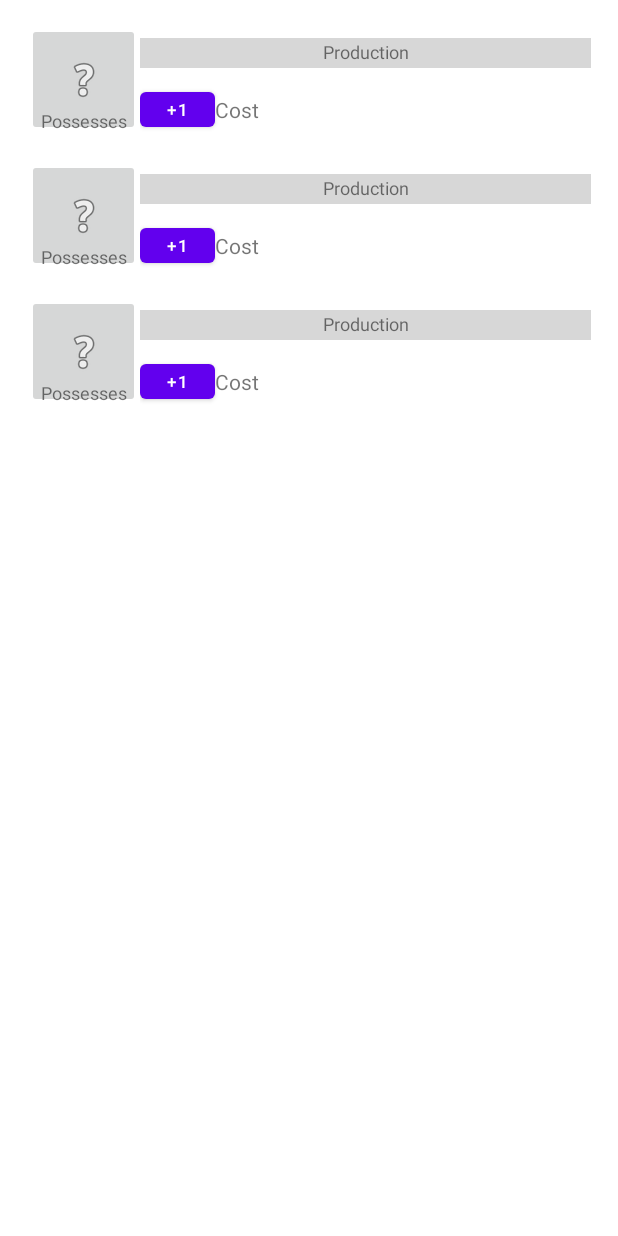
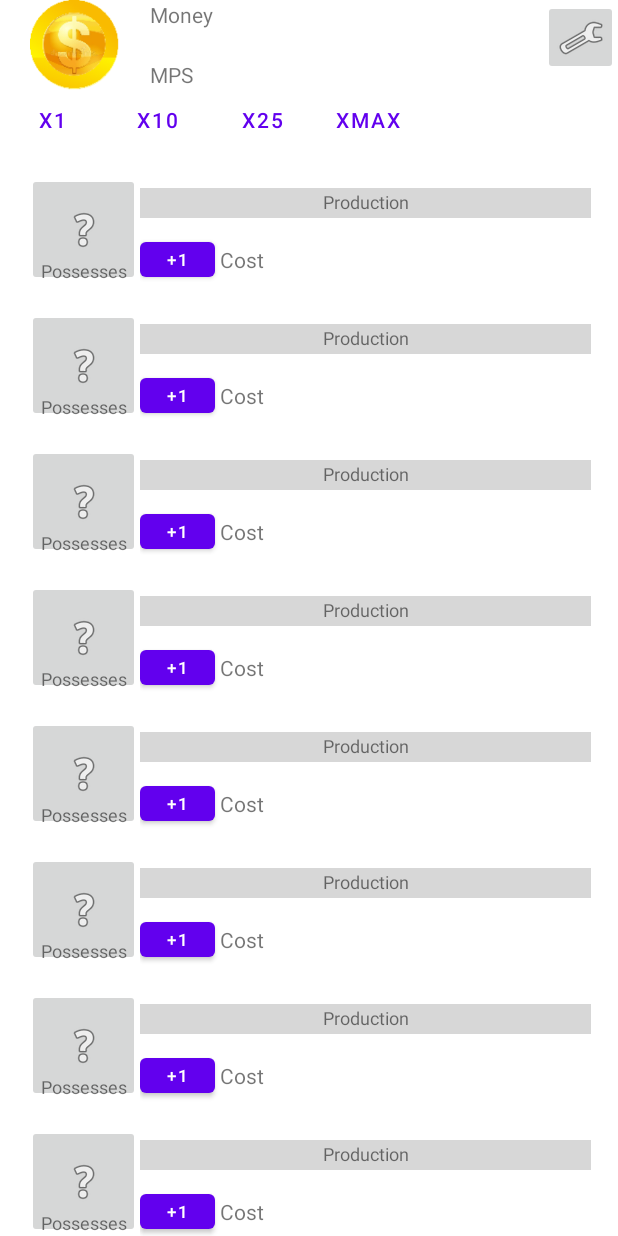
Before and after one commit to Amaroke/AmarokeClicker, an Android app: the screen it shows after launch (MainActivity), on a phone screen of 412 x 824 dp. Run offline under Robolectric (Android 15) with nearby library versions, the phone set to English and light mode, and no system bars.

Commit message:
Création de l'UI du header, et rework de l'UI principale.

```diff
--- a/app/src/main/AndroidManifest.xml
+++ b/app/src/main/AndroidManifest.xml
@@ -15,7 +15,9 @@
         tools:targetApi="31">
         <activity
             android:name=".MainActivity"
-            android:exported="true">
+            android:exported="true"
+            android:screenOrientation="portrait"
+            tools:ignore="LockedOrientationActivity">
             <intent-filter>
                 <action android:name="android.intent.action.MAIN" />
 
--- a/app/src/main/res/layout/activity_main.xml
+++ b/app/src/main/res/layout/activity_main.xml
@@ -16,6 +16,20 @@
         app:layout_constraintTop_toTopOf="parent">
 
         <include
+            layout="@layout/header"
+            android:layout_width="wrap_content"
+            android:layout_height="match_parent" />
+
+        <ScrollView
+            android:layout_width="match_parent"
+            android:layout_height="match_parent">
+
+            <LinearLayout
+                android:layout_width="match_parent"
+                android:layout_height="wrap_content"
+                android:orientation="vertical">
+
+                <include
                     layout="@layout/production"
                     android:layout_width="match_parent"
                     android:layout_height="match_parent" />
@@ -30,6 +44,42 @@
                     android:layout_width="match_parent"
                     android:layout_height="match_parent" />
 
+                <include
+                    layout="@layout/production"
+                    android:layout_width="match_parent"
+                    android:layout_height="match_parent" />
+
+                <include
+                    layout="@layout/production"
+                    android:layout_width="match_parent"
+                    android:layout_height="match_parent" />
+
+                <include
+                    layout="@layout/production"
+                    android:layout_width="match_parent"
+                    android:layout_height="match_parent" />
+
+                <include
+                    layout="@layout/production"
+                    android:layout_width="match_parent"
+                    android:layout_height="match_parent" />
+
+                <include
+                    layout="@layout/production"
+                    android:layout_width="match_parent"
+                    android:layout_height="match_parent" />
+
+                <include
+                    layout="@layout/production"
+                    android:layout_width="match_parent"
+                    android:layout_height="match_parent" />
+
+                <include
+                    layout="@layout/production"
+                    android:layout_width="match_parent"
+                    android:layout_height="match_parent" />
+            </LinearLayout>
+        </ScrollView>
     </LinearLayout>
 
 </androidx.constraintlayout.widget.ConstraintLayout>
--- /dev/null
+++ b/app/src/main/res/layout/header.xml
@@ -0,0 +1,99 @@
+<?xml version="1.0" encoding="utf-8"?>
+<androidx.constraintlayout.widget.ConstraintLayout xmlns:android="http://schemas.android.com/apk/res/android"
+    xmlns:app="http://schemas.android.com/apk/res-auto"
+    android:layout_width="match_parent"
+    android:layout_height="match_parent">
+
+    <RelativeLayout
+        android:layout_width="match_parent"
+        android:layout_height="100dp"
+        android:orientation="horizontal"
+        app:layout_constraintEnd_toEndOf="parent"
+        app:layout_constraintStart_toStartOf="parent"
+        app:layout_constraintTop_toTopOf="parent">
+
+
+        <LinearLayout
+            android:layout_width="wrap_content"
+            android:layout_height="match_parent"
+            android:orientation="vertical">
+
+
+            <LinearLayout
+                android:layout_width="match_parent"
+                android:layout_height="60dp"
+                android:orientation="horizontal">
+
+                <ImageView
+                    android:layout_width="wrap_content"
+                    android:layout_height="match_parent"
+                    app:srcCompat="@drawable/golden_"
+                    android:contentDescription="@string/money" />
+
+                <LinearLayout
+                    android:layout_width="match_parent"
+                    android:layout_height="match_parent"
+                    android:orientation="vertical">
+
+                    <TextView
+                        android:id="@+id/textViewMoney"
+                        android:layout_width="match_parent"
+                        android:layout_height="40dp"
+                        android:text="@string/money" />
+
+                    <TextView
+                        android:id="@+id/textViewMoneyPerSecond"
+                        android:layout_width="match_parent"
+                        android:layout_height="match_parent"
+                        android:text="@string/mps" />
+                </LinearLayout>
+
+            </LinearLayout>
+
+            <LinearLayout
+                android:layout_width="wrap_content"
+                android:layout_height="40dp"
+                android:orientation="horizontal">
+
+                <Button
+                    android:id="@+id/buttonX1"
+                    style="?android:attr/buttonBarButtonStyle"
+                    android:layout_width="70dp"
+                    android:layout_height="wrap_content"
+                    android:text="@string/x1" />
+
+                <Button
+                    android:id="@+id/buttonX10"
+                    style="?android:attr/buttonBarButtonStyle"
+                    android:layout_width="70dp"
+                    android:layout_height="wrap_content"
+                    android:text="@string/x10" />
+
+                <Button
+                    android:id="@+id/buttonX25"
+                    style="?android:attr/buttonBarButtonStyle"
+                    android:layout_width="70dp"
+                    android:layout_height="wrap_content"
+                    android:text="@string/x25" />
+
+                <Button
+                    android:id="@+id/buttonXMax"
+                    style="?android:attr/buttonBarButtonStyle"
+                    android:layout_width="70dp"
+                    android:layout_height="wrap_content"
+                    android:text="@string/xMax" />
+            </LinearLayout>
+
+        </LinearLayout>
+
+        <ImageButton
+            android:id="@+id/imageButtonSettings"
+            android:layout_width="50dp"
+            android:layout_height="50dp"
+            android:layout_alignParentEnd="true"
+            app:srcCompat="@android:drawable/ic_menu_manage"
+            android:contentDescription="@string/settings" />
+    </RelativeLayout>
+
+
+</androidx.constraintlayout.widget.ConstraintLayout>
--- a/app/src/main/res/layout/production.xml
+++ b/app/src/main/res/layout/production.xml
@@ -6,12 +6,12 @@
     android:layout_height="match_parent">
 
     <LinearLayout
-        android:layout_width="0dp"
+        android:layout_width="match_parent"
         android:layout_height="75dp"
-        android:layout_weight="1"
         android:layout_marginStart="18dp"
         android:layout_marginTop="15dp"
         android:layout_marginEnd="18dp"
+        android:layout_weight="1"
         android:orientation="horizontal"
         app:layout_constraintEnd_toEndOf="parent"
         app:layout_constraintStart_toStartOf="parent"
@@ -102,9 +102,10 @@
                     android:id="@+id/textViewUpgradeCostProduction"
                     android:layout_width="100dp"
                     android:layout_height="match_parent"
-                    android:gravity="center"
+                    android:gravity="center|start"
+                    android:paddingStart="3dp"
                     android:text="@string/cost"
-                    android:textAlignment="viewStart" />
+                    tools:ignore="RtlSymmetry" />
 
             </LinearLayout>
         </LinearLayout>
--- a/app/src/main/res/values/strings.xml
+++ b/app/src/main/res/values/strings.xml
@@ -7,4 +7,11 @@
     <string name="cost">Cost</string>
     <string name="P">imageProduction</string>
     <string name="imageProduction">imageProduction</string>
+    <string name="settings">Settings</string>
+    <string name="xMax">xMax</string>
+    <string name="x25">x25</string>
+    <string name="x10">x10</string>
+    <string name="x1">x1</string>
+    <string name="mps">MPS</string>
+    <string name="money">Money</string>
 </resources>
```
Lines whose indentation alone changed are shown as unchanged.
